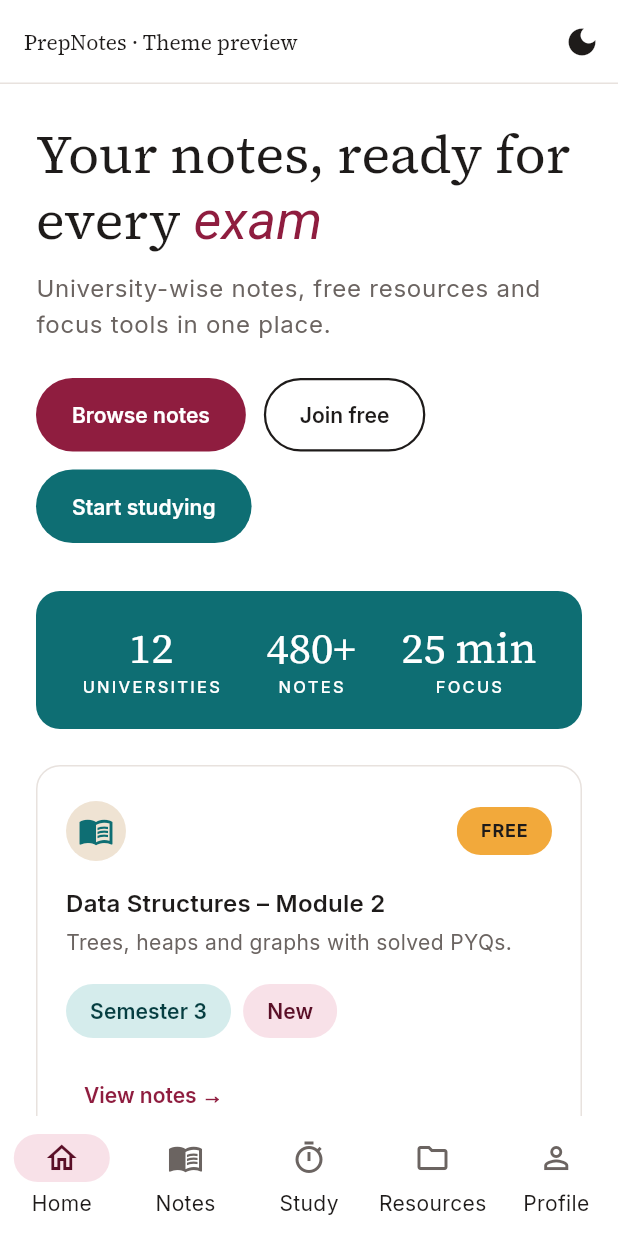
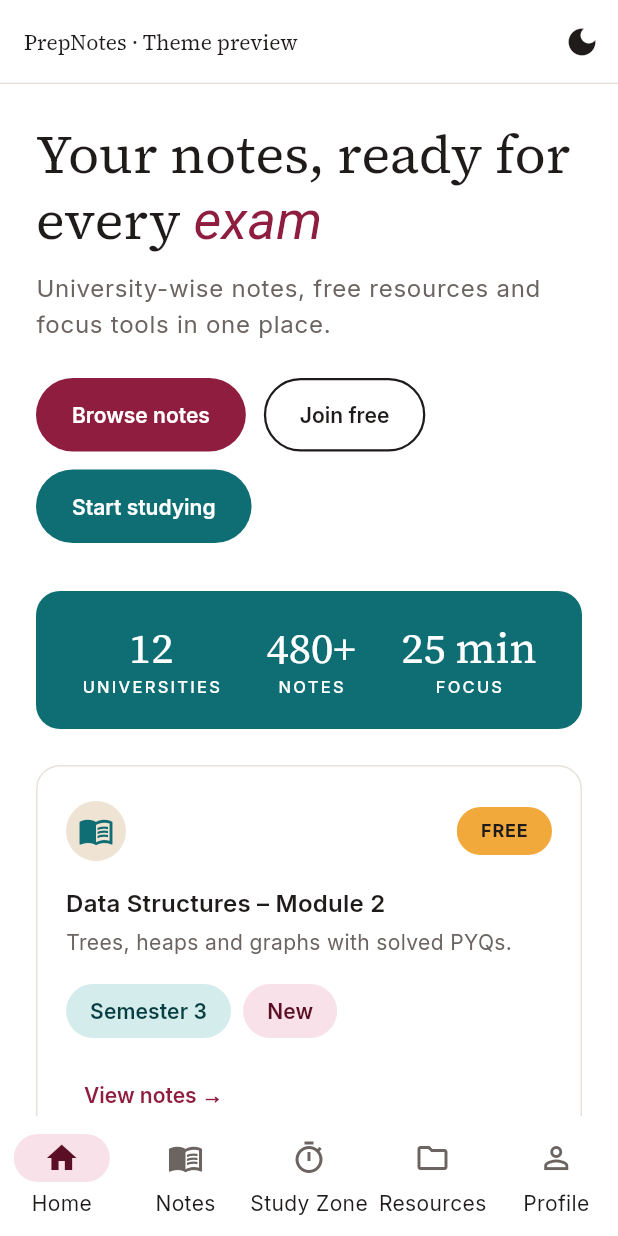
Before and after one commit to taiba0791/prep_notes, a Flutter app: the screen it shows after launch, on a phone screen of 412 x 824 dp. Run offline on Flutter 3.47's test engine with Material 3 defaults, Android fonts, the phone set to English and light mode, and no system bars; our stand-ins replace google_fonts, material_ui.

Commit message:
feat(core): add responsive helper, app strings and adaptive AppScaffold
Co-Authored-By: Claude Opus 5.5 <noreply@anthropic.com>

```diff
--- /dev/null
+++ b/lib/core/constants/app_strings.dart
@@ -0,0 +1,17 @@
+/// Every user-facing string lives here so the app can be translated later
+/// (e.g. by moving these into Flutter's ARB/gen-l10n files).
+abstract final class AppStrings {
+  static const appName = 'PrepNotes';
+  static const appTagline = 'Notes, resources and focus tools for students';
+
+  // Main navigation
+  static const navHome = 'Home';
+  static const navNotes = 'Notes';
+  static const navStudyZone = 'Study Zone';
+  static const navResources = 'Resources';
+  static const navProfile = 'Profile';
+
+  // Common
+  static const comingSoon = 'Coming soon';
+  static const toggleDarkMode = 'Toggle dark mode';
+}
--- /dev/null
+++ b/lib/core/widgets/app_scaffold.dart
@@ -0,0 +1,129 @@
+import 'package:material_ui/material_ui.dart';
+
+import '../constants/app_strings.dart';
+import '../utils/responsive.dart';
+import 'app_logo.dart';
+
+/// One item in the main navigation.
+class AppDestination {
+  const AppDestination({
+    required this.label,
+    required this.icon,
+    required this.selectedIcon,
+  });
+
+  final String label;
+  final IconData icon;
+  final IconData selectedIcon;
+}
+
+/// The 5 main sections, in navigation order.
+/// Student Voice lives inside Study Zone, so it is not listed here.
+const List<AppDestination> appDestinations = [
+  AppDestination(
+    label: AppStrings.navHome,
+    icon: Icons.home_outlined,
+    selectedIcon: Icons.home,
+  ),
+  AppDestination(
+    label: AppStrings.navNotes,
+    icon: Icons.menu_book_outlined,
+    selectedIcon: Icons.menu_book,
+  ),
+  AppDestination(
+    label: AppStrings.navStudyZone,
+    icon: Icons.timer_outlined,
+    selectedIcon: Icons.timer,
+  ),
+  AppDestination(
+    label: AppStrings.navResources,
+    icon: Icons.folder_outlined,
+    selectedIcon: Icons.folder,
+  ),
+  AppDestination(
+    label: AppStrings.navProfile,
+    icon: Icons.person_outline,
+    selectedIcon: Icons.person,
+  ),
+];
+
+/// The app's outer frame. Shows [child] (the current page) with:
+/// - mobile:  a bottom navigation bar,
+/// - tablet:  a compact side rail (icons + labels),
+/// - desktop: an extended side rail with the PrepNotes logo.
+///
+/// It knows nothing about routing: it reports taps via
+/// [onDestinationSelected]; the router decides what to show.
+class AppScaffold extends StatelessWidget {
+  const AppScaffold({
+    required this.selectedIndex,
+    required this.onDestinationSelected,
+    required this.child,
+    super.key,
+  });
+
+  final int selectedIndex;
+  final ValueChanged<int> onDestinationSelected;
+  final Widget child;
+
+  @override
+  Widget build(BuildContext context) {
+    return switch (context.screenSize) {
+      ScreenSize.mobile => _buildMobile(),
+      ScreenSize.tablet => _buildWithRail(extended: false),
+      ScreenSize.desktop => _buildWithRail(extended: true),
+    };
+  }
+
+  Widget _buildMobile() {
+    return Scaffold(
+      body: child,
+      bottomNavigationBar: NavigationBar(
+        selectedIndex: selectedIndex,
+        onDestinationSelected: onDestinationSelected,
+        destinations: [
+          for (final d in appDestinations)
+            NavigationDestination(
+              icon: Icon(d.icon),
+              selectedIcon: Icon(d.selectedIcon),
+              label: d.label,
+            ),
+        ],
+      ),
+    );
+  }
+
+  Widget _buildWithRail({required bool extended}) {
+    return Scaffold(
+      body: Row(
+        children: [
+          SafeArea(
+            child: NavigationRail(
+              extended: extended,
+              minExtendedWidth: 232,
+              labelType: extended
+                  ? NavigationRailLabelType.none
+                  : NavigationRailLabelType.all,
+              selectedIndex: selectedIndex,
+              onDestinationSelected: onDestinationSelected,
+              leading: Padding(
+                padding: const EdgeInsets.symmetric(vertical: 16),
+                child: AppLogo(showName: extended),
+              ),
+              destinations: [
+                for (final d in appDestinations)
+                  NavigationRailDestination(
+                    icon: Icon(d.icon),
+                    selectedIcon: Icon(d.selectedIcon),
+                    label: Text(d.label),
+                  ),
+              ],
+            ),
+          ),
+          const VerticalDivider(width: 1),
+          Expanded(child: child),
+        ],
+      ),
+    );
+  }
+}
--- a/lib/main.dart
+++ b/lib/main.dart
@@ -2,7 +2,9 @@
 // Replaced by the real app entry point in Step 0.8.
 import 'package:material_ui/material_ui.dart';
 
+import 'core/constants/app_strings.dart';
 import 'core/theme/app_theme.dart';
+import 'core/widgets/app_scaffold.dart';
 
 void main() => runApp(const ThemePreviewApp());
 
@@ -15,21 +17,31 @@ class ThemePreviewApp extends StatefulWidget {
 
 class _ThemePreviewAppState extends State<ThemePreviewApp> {
   ThemeMode _mode = ThemeMode.light;
+  int _tab = 0;
 
   @override
   Widget build(BuildContext context) {
     return MaterialApp(
-      title: 'PrepNotes',
+      title: AppStrings.appName,
       debugShowCheckedModeBanner: false,
       theme: AppTheme.light,
       darkTheme: AppTheme.dark,
       themeMode: _mode,
-      home: ThemePreviewScreen(
+      home: AppScaffold(
+        selectedIndex: _tab,
+        onDestinationSelected: (i) => setState(() => _tab = i),
+        child: _tab == 0
+            ? ThemePreviewScreen(
                 isDark: _mode == ThemeMode.dark,
                 onToggle: () => setState(
                   () => _mode = _mode == ThemeMode.dark
                       ? ThemeMode.light
                       : ThemeMode.dark,
+                ),
+              )
+            : Scaffold(
+                appBar: AppBar(title: Text(appDestinations[_tab].label)),
+                body: const Center(child: Text(AppStrings.comingSoon)),
               ),
       ),
     );
@@ -56,7 +68,7 @@ class ThemePreviewScreen extends StatelessWidget {
         title: const Text('PrepNotes · Theme preview'),
         actions: [
           IconButton(
-            tooltip: 'Toggle dark mode',
+            tooltip: AppStrings.toggleDarkMode,
             icon: Icon(isDark ? Icons.light_mode : Icons.dark_mode),
             onPressed: onToggle,
           ),
@@ -206,28 +218,6 @@ class ThemePreviewScreen extends StatelessWidget {
           ),
         ],
       ),
-      bottomNavigationBar: NavigationBar(
-        selectedIndex: 0,
-        destinations: const [
-          NavigationDestination(icon: Icon(Icons.home_outlined), label: 'Home'),
-          NavigationDestination(
-            icon: Icon(Icons.menu_book_outlined),
-            label: 'Notes',
-          ),
-          NavigationDestination(
-            icon: Icon(Icons.timer_outlined),
-            label: 'Study',
-          ),
-          NavigationDestination(
-            icon: Icon(Icons.folder_outlined),
-            label: 'Resources',
-          ),
-          NavigationDestination(
-            icon: Icon(Icons.person_outline),
-            label: 'Profile',
-          ),
-        ],
-      ),
     );
   }
 }
```
Also changed, not shown: lib/core/utils/responsive.dart (added, +71 -0 lines), lib/core/widgets/app_logo.dart (added, +53 -0 lines), 6 other files. Lines whose indentation alone changed are shown as unchanged.
